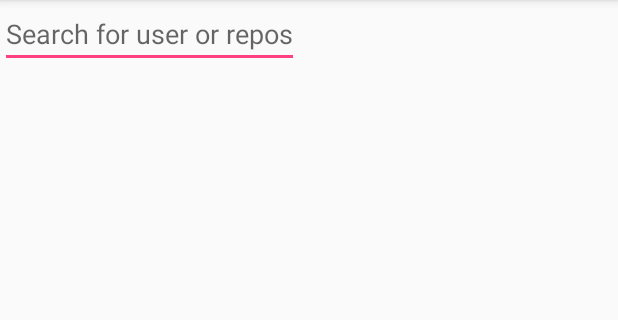
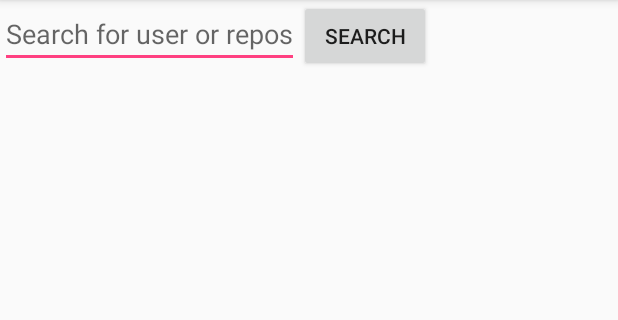
Before and after one commit to elpassion/simple-github-client-team-door, an Android app: the screen it shows after launch (GithubSearchViewActivity), on a phone screen of 412 x 824 dp, the part 84-404 px from its top. Run offline under Robolectric (Android 15) with nearby library versions, the phone set to English and light mode, and no system bars; libraries missing offline, so code that uses them is left out: com.crashlytics.android, io.fabric.sdk, rx.android.schedulers, rx.schedulers; 1 statement that could not run was skipped.

Commit message:
Added RecycleView Adapters

```diff
--- a/app/build.gradle
+++ b/app/build.gradle
@@ -52,6 +52,7 @@ dependencies {
     compile 'com.squareup.retrofit2:retrofit:2.0.0-beta3'
     compile 'com.squareup.retrofit2:converter-gson:2.0.0-beta3'
     compile 'com.squareup.retrofit2:adapter-rxjava:2.0.0-beta3'
+    compile 'io.reactivex:rxandroid:1.1.0'
     compile('com.crashlytics.sdk.android:crashlytics:2.5.5@aar') {
         transitive = true;
     }
--- /dev/null
+++ b/app/src/main/java/pl/elpassion/door/githubclient/GithubRepositoriesService.kt
@@ -0,0 +1,13 @@
+package pl.elpassion.door.githubclient
+
+import retrofit2.http.GET
+import retrofit2.http.Query
+import rx.Observable
+
+interface GithubRepositoriesService {
+
+
+    @GET("search/repositories")
+    fun searchForReposByName(@Query("q") name :String) : Observable<RepositoriesSearchResponse>
+
+}
--- a/app/src/main/java/pl/elpassion/door/githubclient/GithubSearchViewActivity.kt
+++ b/app/src/main/java/pl/elpassion/door/githubclient/GithubSearchViewActivity.kt
@@ -2,32 +2,80 @@ package pl.elpassion.door.githubclient
 
 import android.os.Bundle
 import android.support.v7.app.AppCompatActivity
+import android.support.v7.widget.LinearLayoutManager
+import android.support.v7.widget.RecyclerView
 import android.support.v7.widget.Toolbar
 import android.view.Menu
+import android.widget.Button
+import android.widget.EditText
+import com.google.gson.FieldNamingPolicy
+import com.google.gson.Gson
+import com.google.gson.GsonBuilder
+import pl.elpassion.door.githubclient.adapter.GithubSearchResultListAdapter
 import retrofit2.GsonConverterFactory
 import retrofit2.Retrofit
 import retrofit2.RxJavaCallAdapterFactory
+import rx.Observable
+import rx.android.schedulers.AndroidSchedulers
+import rx.schedulers.Schedulers
+import java.util.*
+
+fun <T> Observable<T>.applySchedulers(): Observable<T> {
+    return this.subscribeOn(Schedulers.io())
+            .unsubscribeOn(Schedulers.io())
+            .observeOn(AndroidSchedulers.mainThread())
+}
 
 class GithubSearchViewActivity : AppCompatActivity() {
 
     companion object {
         val baseUrl = "https://api.github.com"
+        val gson : Gson = GsonBuilder()
+        .setFieldNamingPolicy(FieldNamingPolicy.LOWER_CASE_WITH_UNDERSCORES)
+        .create()
         val retrofit = Retrofit.Builder().baseUrl(baseUrl)
-                .addConverterFactory(GsonConverterFactory.create())
+                .addConverterFactory(GsonConverterFactory.create(gson))
                 .addCallAdapterFactory(RxJavaCallAdapterFactory.create())
                 .build()
     }
 
+    val githubUsersService by lazy { retrofit.create(GithubUsersService::class.java) }
+    val githubRepositoriesService by lazy { retrofit.create(GithubRepositoriesService::class.java) }
+    val button : Button by lazy { findViewById(R.id.search_button) as Button}
+    val searchName : EditText by lazy { findViewById(R.id.search_name) as EditText}
+    val githubRecycleView : RecyclerView by lazy { findViewById(R.id.search_results_list) as RecyclerView}
 
     override fun onCreate(savedInstanceState: Bundle?) {
         super.onCreate(savedInstanceState)
         setContentView(R.layout.github_search_view)
-
         val toolbar = findViewById(R.id.toolbar) as Toolbar
         setSupportActionBar(toolbar)
+        githubRecycleView.layoutManager = LinearLayoutManager(githubRecycleView.context)
+        setOnButtonClickListener()
+    }
 
-        val service = retrofit.create(GithubService::class.java)
+    private fun setOnButtonClickListener() {
+        button.setOnClickListener {
+            val searchName = searchName.text.toString()
+            githubUsersService.searchForUsersByName(searchName).
+                    zipWith(githubRepositoriesService.searchForReposByName(searchName), { x, y ->
+                        sendAllGithubResultsToRecycleView(x, y)
+                    })
+                    .applySchedulers()
+                    .subscribe ({setRecycleVieAdapter(it)},{})
+        }
+    }
 
+    private fun sendAllGithubResultsToRecycleView(x: UserSearchResponse, y: RepositoriesSearchResponse) : List<GithubSearchItem> {
+        val githubSearchItems: MutableList<GithubSearchItem> = ArrayList()
+        githubSearchItems.addAll(x.items)
+        githubSearchItems.addAll(y.items)
+        githubSearchItems.sortBy { it.name }
+        return githubSearchItems
+    }
+
+    private fun setRecycleVieAdapter(githubSearchItems: List<GithubSearchItem>) {
+        githubRecycleView.adapter = GithubSearchResultListAdapter(githubSearchItems)
     }
 
     override fun onCreateOptionsMenu(menu: Menu): Boolean {
--- a/app/src/main/java/pl/elpassion/door/githubclient/GithubService.kt
+++ b/app/src/main/java/pl/elpassion/door/githubclient/GithubUsersService.kt
@@ -5,11 +5,9 @@ import retrofit2.http.Query
 import rx.Observable
 
 
-interface GithubService {
+interface GithubUsersService {
 
     @GET("search/users")
     fun searchForUsersByName(@Query("q") name :String) :Observable<UserSearchResponse>
 
-    @GET("search/repositories")
-    fun searchForReposByName(@Query("q") name :String) :Observable<RepositoriesSearchResponse>
 }
--- a/app/src/main/java/pl/elpassion/door/githubclient/adapter/RepositoryItemAdapter.kt
+++ b/app/src/main/java/pl/elpassion/door/githubclient/adapter/RepositoryItemAdapter.kt
@@ -14,7 +14,7 @@ class RepositoryItemAdapter(private val repository: Repository) : ItemAdapter {
 
     override fun onCreateViewHolder(parent: ViewGroup): RecyclerView.ViewHolder {
         val layoutInflater = LayoutInflater.from(parent.context)
-        val view = layoutInflater.inflate(R.layout.github_search_result_list, parent, false)
+        val view = layoutInflater.inflate(R.layout.github_search_repository_item, parent, false)
         return UserItemHolder(view)
     }
 
--- a/app/src/main/java/pl/elpassion/door/githubclient/adapter/UserItemAdapter.kt
+++ b/app/src/main/java/pl/elpassion/door/githubclient/adapter/UserItemAdapter.kt
@@ -17,7 +17,7 @@ class UserItemAdapter(private val user: User) : ItemAdapter {
 
     override fun onCreateViewHolder(parent: ViewGroup): RecyclerView.ViewHolder {
         val layoutInflater = LayoutInflater.from(parent.context)
-        val view = layoutInflater.inflate(R.layout.github_search_result_list, parent, false)
+        val view = layoutInflater.inflate(R.layout.github_search_user_item, parent, false)
         return UserItemHolder(view)
     }
 
--- a/app/src/main/res/layout/github_search_view.xml
+++ b/app/src/main/res/layout/github_search_view.xml
@@ -28,11 +28,18 @@
         android:layout_height="wrap_content"
         android:orientation="horizontal">
 
+
         <EditText
             android:id="@+id/search_name"
             android:layout_width="wrap_content"
             android:layout_height="wrap_content"
             android:hint="@string/search_users_repo" />
 
+        <Button
+            android:id="@+id/search_button"
+            android:text="search"
+            android:layout_width="wrap_content"
+            android:layout_height="wrap_content" />
+
     </LinearLayout><include layout="@layout/github_search_result_list" />
 </LinearLayout>
```
